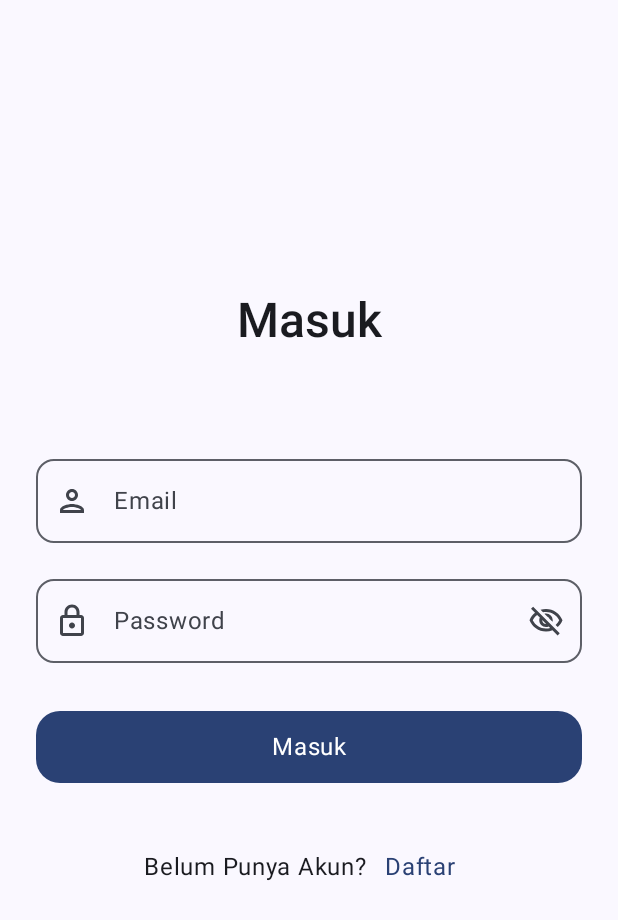
After one commit to naufalnak/MovApp, an Android app built with Jetpack Compose: the LoginScreen screen opened through its navigation route, on a phone screen of 412 x 824 dp. The commit adds this screen. Shown: the top 920 px of the screen. Run offline under Robolectric (Android 15) with nearby library versions, the phone set to English and light mode, and no system bars; our stand-ins replace Dagger/Hilt's generated code, Firebase (no records; nobody signed in at launch, a user with empty details on screens opened directly), accompanist.

Commit message:
Membuat Login

```diff
--- a/app/build.gradle.kts
+++ b/app/build.gradle.kts
@@ -94,8 +94,8 @@ dependencies {
 
     //Dagger-Hilt
     implementation ("com.google.dagger:hilt-android:2.49")
-    ksp ("com.google.dagger:hilt-android-compiler:2.49")
-    ksp ("androidx.hilt:hilt-compiler:1.2.0")
+    ksp("com.google.dagger:hilt-android-compiler:2.49")
+    ksp("androidx.hilt:hilt-compiler:1.2.0")
     implementation ("androidx.hilt:hilt-navigation-compose:1.2.0")
 
     // firebase
--- a/app/src/main/java/com/makaraya/movapp/MainActivity.kt
+++ b/app/src/main/java/com/makaraya/movapp/MainActivity.kt
@@ -16,7 +16,7 @@ import androidx.compose.ui.tooling.preview.Preview
 import androidx.core.splashscreen.SplashScreen.Companion.installSplashScreen
 import androidx.navigation.compose.rememberNavController
 import com.google.accompanist.pager.ExperimentalPagerApi
-import com.makaraya.movapp.screen.splash.SplashViewModel
+import com.makaraya.movapp.presentation.screen.splash.SplashViewModel
 import com.makaraya.movapp.ui.theme.MovAppTheme
 import dagger.hilt.android.AndroidEntryPoint
 import javax.inject.Inject
--- a/app/src/main/java/com/makaraya/movapp/MovApp.kt
+++ b/app/src/main/java/com/makaraya/movapp/MovApp.kt
@@ -11,8 +11,9 @@ import androidx.navigation.compose.NavHost
 import androidx.navigation.compose.composable
 import com.google.accompanist.pager.ExperimentalPagerApi
 import com.makaraya.movapp.navigation.Screen
-import com.makaraya.movapp.screen.home.HomeScreen
-import com.makaraya.movapp.screen.welcome.WelcomeScreen
+import com.makaraya.movapp.presentation.screen.home.HomeScreen
+import com.makaraya.movapp.presentation.screen.login.LoginScreen
+import com.makaraya.movapp.presentation.screen.welcome.WelcomeScreen
 
 @OptIn(ExperimentalAnimationApi::class, ExperimentalPagerApi::class)
 @ExperimentalMaterial3Api
@@ -38,6 +39,9 @@ fun MovApp(
                 composable(route = Screen.Welcome.route) {
                     WelcomeScreen(navController = navController)
                 }
+                composable(route = Screen.Login.route) {
+                    LoginScreen(navController = navController)
+                }
                 composable(route = Screen.Home.route) {
                     HomeScreen(navController = navController)
                 }
--- /dev/null
+++ b/app/src/main/java/com/makaraya/movapp/data/firebase/AuthRepository.kt
@@ -0,0 +1,8 @@
+package com.makaraya.movapp.data.firebase
+
+import com.google.firebase.auth.AuthResult
+import kotlinx.coroutines.flow.Flow
+
+interface AuthRepository {
+    fun loginUser(email: String, password: String): Flow<Resource<AuthResult>>
+}
--- /dev/null
+++ b/app/src/main/java/com/makaraya/movapp/data/firebase/AuthRepositoryImpl.kt
@@ -0,0 +1,23 @@
+package com.makaraya.movapp.data.firebase
+
+import com.google.firebase.auth.AuthResult
+import com.google.firebase.auth.FirebaseAuth
+import kotlinx.coroutines.flow.Flow
+import kotlinx.coroutines.flow.catch
+import kotlinx.coroutines.flow.flow
+import kotlinx.coroutines.tasks.await
+import javax.inject.Inject
+
+class AuthRepositoryImpl @Inject constructor(
+    private val firebaseAuth: FirebaseAuth
+) : AuthRepository {
+    override fun loginUser(email: String, password: String): Flow<Resource<AuthResult>> {
+        return flow {
+            emit(Resource.Loading())
+            val result = firebaseAuth.signInWithEmailAndPassword(email, password).await()
+            emit(Resource.Success(result))
+        }.catch {
+            emit(Resource.Error(it.message.toString()))
+        }
+    }
+}
--- a/app/src/main/java/com/makaraya/movapp/di/MainModule.kt
+++ b/app/src/main/java/com/makaraya/movapp/di/MainModule.kt
@@ -1,6 +1,9 @@
 package com.makaraya.movapp.di
 
 import android.content.Context
+import com.google.firebase.auth.FirebaseAuth
+import com.makaraya.movapp.data.firebase.AuthRepository
+import com.makaraya.movapp.data.firebase.AuthRepositoryImpl
 import com.makaraya.movapp.data.local.DataStoreRepository
 import dagger.Module
 import dagger.Provides
@@ -19,5 +22,13 @@ object MainModule {
         @ApplicationContext context: Context
     ) = DataStoreRepository(context = context)
 
+    @Provides
+    @Singleton
+    fun provideFirebaseAuth() = FirebaseAuth.getInstance()
 
+    @Provides
+    @Singleton
+    fun provideAuthRepositoryImpl(firebaseAuth: FirebaseAuth): AuthRepository {
+        return AuthRepositoryImpl(firebaseAuth)
+    }
 }
--- a/app/src/main/java/com/makaraya/movapp/navigation/Screen.kt
+++ b/app/src/main/java/com/makaraya/movapp/navigation/Screen.kt
@@ -2,5 +2,6 @@ package com.makaraya.movapp.navigation
 
 sealed class Screen(val route: String) {
     object Welcome : Screen(route = "welcome_screen")
+    object Login : Screen(route = "login")
     object Home : Screen(route = "home_screen")
 }
--- /dev/null
+++ b/app/src/main/java/com/makaraya/movapp/presentation/component/NameTextField.kt
@@ -0,0 +1,42 @@
+package com.makaraya.movapp.presentation.component
+
+import androidx.compose.foundation.layout.fillMaxWidth
+import androidx.compose.foundation.layout.padding
+import androidx.compose.foundation.text.KeyboardOptions
+import androidx.compose.material3.Icon
+import androidx.compose.material3.MaterialTheme
+import androidx.compose.material3.OutlinedTextField
+import androidx.compose.material3.Text
+import androidx.compose.runtime.Composable
+import androidx.compose.ui.Modifier
+import androidx.compose.ui.graphics.vector.ImageVector
+import androidx.compose.ui.text.input.KeyboardType
+import androidx.compose.ui.unit.dp
+
+@Composable
+fun NameTextField(
+    value: String,
+    onValueChange: (String) -> Unit,
+    label: String,
+    imageVector: ImageVector,
+    contentDescription: String,
+    modifier: Modifier = Modifier,
+) {
+    OutlinedTextField(
+        value = value,
+        shape = MaterialTheme.shapes.medium,
+        onValueChange = onValueChange,
+        leadingIcon = {
+            Icon(
+                imageVector = imageVector,
+                contentDescription = contentDescription
+            )
+        },
+        singleLine = true,
+        keyboardOptions = KeyboardOptions(keyboardType = KeyboardType.Ascii),
+        label = { Text(text = label) },
+        modifier = modifier
+            .fillMaxWidth()
+            .padding(bottom = 16.dp)
+    )
+}
--- /dev/null
+++ b/app/src/main/java/com/makaraya/movapp/presentation/component/PasswordTextField.kt
@@ -0,0 +1,72 @@
+package com.makaraya.movapp.presentation.component
+
+import androidx.compose.foundation.layout.fillMaxWidth
+import androidx.compose.foundation.layout.padding
+import androidx.compose.foundation.text.KeyboardOptions
+import androidx.compose.material.icons.Icons
+import androidx.compose.material.icons.outlined.Lock
+import androidx.compose.material.icons.outlined.Visibility
+import androidx.compose.material.icons.outlined.VisibilityOff
+import androidx.compose.material3.Icon
+import androidx.compose.material3.IconButton
+import androidx.compose.material3.MaterialTheme
+import androidx.compose.material3.OutlinedTextField
+import androidx.compose.material3.Text
+import androidx.compose.runtime.Composable
+import androidx.compose.runtime.mutableStateOf
+import androidx.compose.runtime.remember
+import androidx.compose.ui.Modifier
+import androidx.compose.ui.text.input.KeyboardType
+import androidx.compose.ui.text.input.PasswordVisualTransformation
+import androidx.compose.ui.text.input.VisualTransformation
+import androidx.compose.ui.unit.dp
+
+@Composable
+fun PasswordTextField(
+    modifier: Modifier = Modifier,
+    text: String,
+    onValueChange: (String) -> Unit,
+    label: String,
+) {
+    val passwordVisible = remember {
+        mutableStateOf(false)
+    }
+
+    OutlinedTextField(
+        value = text,
+        shape = MaterialTheme.shapes.medium,
+        onValueChange = onValueChange,
+        keyboardOptions = KeyboardOptions(keyboardType = KeyboardType.Password),
+        leadingIcon = {
+            Icon(
+                imageVector = Icons.Outlined.Lock,
+                contentDescription = "Password Icon"
+            )
+        },
+        trailingIcon = {
+            val iconImage = if (passwordVisible.value) {
+                Icons.Outlined.Visibility
+            } else {
+                Icons.Outlined.VisibilityOff
+            }
+
+            val description = if (passwordVisible.value) {
+                "Visibility Icon"
+            } else {
+                "Visibility Off Icon"
+            }
+
+            IconButton(
+                onClick = { passwordVisible.value = !passwordVisible.value }
+            ) {
+                Icon(imageVector = iconImage, contentDescription = description)
+            }
+        },
+        singleLine = true,
+        visualTransformation = if (passwordVisible.value) VisualTransformation.None else PasswordVisualTransformation(),
+        label = { Text(text = label) },
+        modifier = modifier
+            .fillMaxWidth()
+            .padding(bottom = 16.dp)
+    )
+}
--- a/app/src/main/java/com/makaraya/movapp/screen/home/HomeScreen.kt
+++ b/app/src/main/java/com/makaraya/movapp/presentation/screen/home/HomeScreen.kt
@@ -1,4 +1,4 @@
-package com.makaraya.movapp.screen.home
+package com.makaraya.movapp.presentation.screen.home
 
 import androidx.compose.foundation.layout.Box
 import androidx.compose.foundation.layout.fillMaxSize
--- /dev/null
+++ b/app/src/main/java/com/makaraya/movapp/presentation/screen/login/LoginScreen.kt
@@ -0,0 +1,176 @@
+package com.makaraya.movapp.presentation.screen.login
+
+import android.widget.Toast
+import androidx.compose.foundation.ScrollState
+import androidx.compose.foundation.layout.Box
+import androidx.compose.foundation.layout.Column
+import androidx.compose.foundation.layout.Row
+import androidx.compose.foundation.layout.Spacer
+import androidx.compose.foundation.layout.fillMaxSize
+import androidx.compose.foundation.layout.fillMaxWidth
+import androidx.compose.foundation.layout.height
+import androidx.compose.foundation.layout.padding
+import androidx.compose.foundation.rememberScrollState
+import androidx.compose.foundation.verticalScroll
+import androidx.compose.material.icons.Icons
+import androidx.compose.material.icons.outlined.Person
+import androidx.compose.material3.Button
+import androidx.compose.material3.MaterialTheme
+import androidx.compose.material3.Text
+import androidx.compose.material3.TextButton
+import androidx.compose.runtime.Composable
+import androidx.compose.runtime.LaunchedEffect
+import androidx.compose.runtime.collectAsState
+import androidx.compose.runtime.getValue
+import androidx.compose.runtime.mutableStateOf
+import androidx.compose.runtime.remember
+import androidx.compose.runtime.rememberCoroutineScope
+import androidx.compose.runtime.setValue
+import androidx.compose.ui.Alignment
+import androidx.compose.ui.Modifier
+import androidx.compose.ui.platform.LocalContext
+import androidx.compose.ui.text.font.FontWeight
+import androidx.compose.ui.unit.dp
+import androidx.hilt.navigation.compose.hiltViewModel
+import androidx.navigation.NavController
+import com.makaraya.movapp.navigation.Screen
+import com.makaraya.movapp.presentation.component.NameTextField
+import com.makaraya.movapp.presentation.component.PasswordTextField
+import kotlinx.coroutines.launch
+
+@Composable
+fun LoginScreen(
+    navController: NavController,
+    modifier: Modifier = Modifier,
+    viewModel: LoginViewModel = hiltViewModel()
+) {
+    val context = LocalContext.current
+    val coroutineScope = rememberCoroutineScope()
+    val state by viewModel.state.collectAsState(initial = null)
+    var email by remember { mutableStateOf("") }
+    var password by remember { mutableStateOf("") }
+
+    Box(modifier = Modifier.fillMaxSize()) {
+        LoginContent(
+            email = email,
+            password = password,
+            onEmailChange = { email = it },
+            onPasswordChange = { password = it },
+            onLoginClick = {
+                coroutineScope.launch {
+                    when {
+                        email.isBlank() && password.isBlank() -> {
+                            Toast.makeText(context, "Email dan Password Wajib Diisi", Toast.LENGTH_SHORT).show()
+                        }
+                        email.isBlank() -> {
+                            Toast.makeText(context, "Email Wajib Diisi", Toast.LENGTH_SHORT).show()
+                        }
+                        password.isBlank() -> {
+                            Toast.makeText(context, "Password Wajib Diisi", Toast.LENGTH_SHORT).show()
+                        }
+                        else -> {
+                            viewModel.loginUser(email, password) {
+                                navController.navigate(Screen.Home.route) {
+                                    popUpTo(Screen.Login.route) {
+                                        inclusive = true
+                                    }
+                                }
+                                email = ""
+                                password = ""
+                            }
+                        }
+                    }
+                }
+            },
+            moveToRegister = {
+                navController.navigate(Screen.Home.route)
+            },
+            modifier = modifier
+        )
+        LaunchedEffect(key1 = state?.success) {
+            coroutineScope.launch {
+                if (state?.success?.isNotEmpty() == true) {
+                    Toast.makeText(context, "${state?.success}", Toast.LENGTH_SHORT).show()
+                }
+            }
+        }
+        LaunchedEffect(key1 = state?.error) {
+            coroutineScope.launch {
+                if (state?.error?.isNotEmpty() == true) {
+                    Toast.makeText(context, "${state?.error}", Toast.LENGTH_SHORT).show()
+                }
+            }
+        }
+    }
+}
+
+@Composable
+fun LoginContent(
+    email: String,
+    password: String,
+    onEmailChange: (String) -> Unit,
+    onPasswordChange: (String) -> Unit,
+    onLoginClick: () -> Unit,
+    moveToRegister: () -> Unit,
+    modifier: Modifier = Modifier,
+    scrollState: ScrollState = rememberScrollState()
+) {
+    Box(
+        contentAlignment = Alignment.Center,
+        modifier = modifier
+            .fillMaxSize()
+            .padding(horizontal = 24.dp)
+    ) {
+        Column(
+            horizontalAlignment = Alignment.CenterHorizontally,
+            modifier = Modifier.verticalScroll(scrollState)
+        ) {
+            Spacer(modifier = Modifier.height(100.dp))
+
+            Text(
+                text = "Masuk",
+                style = MaterialTheme.typography.headlineLarge,
+                fontWeight = FontWeight.Medium
+            )
+            Spacer(modifier = Modifier.height(64.dp))
+            NameTextField(
+                value = email,
+                onValueChange = onEmailChange,
+                imageVector = Icons.Outlined.Person,
+                contentDescription = "Icon Person",
+                label = "Email",
+            )
+            PasswordTextField(
+                text = password,
+                onValueChange = onPasswordChange,
+                label = "Password"
+            )
+            Button(
+                onClick = onLoginClick,
+                shape = MaterialTheme.shapes.large,
+                modifier = Modifier
+                    .fillMaxWidth()
+                    .padding(vertical = 16.dp)
+                    .height(48.dp)
+            ) {
+                Text(
+                    text = "Masuk",
+                    style = MaterialTheme.typography.bodyLarge
+                )
+            }
+            Row(
+                modifier = Modifier.padding(top = 16.dp),
+                verticalAlignment = Alignment.CenterVertically
+            ) {
+                Text(text = "Belum Punya Akun?")
+                TextButton(onClick = moveToRegister) {
+                    Text(
+                        text = "Daftar",
+                        style = MaterialTheme.typography.bodyLarge
+                    )
+                }
+            }
+            Spacer(modifier = Modifier.height(128.dp))
+        }
+    }
+}
--- /dev/null
+++ b/app/src/main/java/com/makaraya/movapp/presentation/screen/login/LoginViewModel.kt
@@ -0,0 +1,40 @@
+package com.makaraya.movapp.presentation.screen.login
+
+import androidx.lifecycle.ViewModel
+import androidx.lifecycle.viewModelScope
+import com.makaraya.movapp.data.firebase.AuthRepository
+import com.makaraya.movapp.data.firebase.Resource
+import dagger.hilt.android.lifecycle.HiltViewModel
+import kotlinx.coroutines.channels.Channel
+import kotlinx.coroutines.flow.receiveAsFlow
+import kotlinx.coroutines.launch
+import javax.inject.Inject
+
+@HiltViewModel
+class LoginViewModel @Inject constructor(
+    private val repository: AuthRepository
+) : ViewModel() {
+    private val _state = Channel<LoginState>()
+    val state = _state.receiveAsFlow()
+
+    fun loginUser(email: String, password: String, home: () -> Unit) {
+        viewModelScope.launch {
+            repository.loginUser(email = email, password = password).collect { result ->
+                when (result) {
+                    is Resource.Success -> {
+                        _state.send(LoginState(success = "Login Berhasil"))
+                        home()
+                    }
+
+                    is Resource.Loading -> {
+                        _state.send(LoginState(loading = true))
+                    }
+
+                    is Resource.Error -> {
+                        _state.send(LoginState(error = result.message))
+                    }
+                }
+            }
+        }
+    }
+}
--- a/app/src/main/java/com/makaraya/movapp/screen/splash/SplashViewModel.kt
+++ b/app/src/main/java/com/makaraya/movapp/presentation/screen/splash/SplashViewModel.kt
@@ -1,4 +1,4 @@
-package com.makaraya.movapp.screen.splash
+package com.makaraya.movapp.presentation.screen.splash
 
 import androidx.compose.runtime.MutableState
 import androidx.compose.runtime.State
--- a/app/src/main/java/com/makaraya/movapp/screen/welcome/WelcomeScreen.kt
+++ b/app/src/main/java/com/makaraya/movapp/presentation/screen/welcome/WelcomeScreen.kt
@@ -1,4 +1,4 @@
-package com.makaraya.movapp.screen.welcome
+package com.makaraya.movapp.presentation.screen.welcome
 
 import androidx.compose.animation.AnimatedVisibility
 import androidx.compose.animation.ExperimentalAnimationApi
--- a/app/src/main/java/com/makaraya/movapp/screen/welcome/WelcomeViewModel.kt
+++ b/app/src/main/java/com/makaraya/movapp/presentation/screen/welcome/WelcomeViewModel.kt
@@ -1,4 +1,4 @@
-package com.makaraya.movapp.screen.welcome
+package com.makaraya.movapp.presentation.screen.welcome
 
 import androidx.lifecycle.ViewModel
 import androidx.lifecycle.viewModelScope
```
Also changed, not shown: app/src/main/java/com/makaraya/movapp/data/firebase/Resource.kt (added, +7 -0 lines), app/src/main/java/com/makaraya/movapp/presentation/screen/login/LoginState.kt (added, +7 -0 lines).
